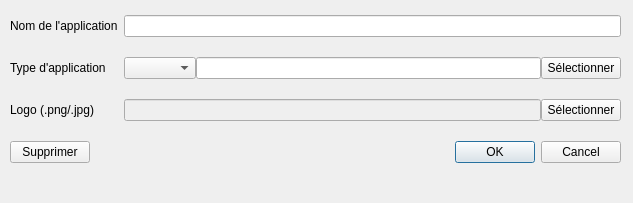
Above: dialogadditem.ui from SPSLTIC/app-directory before the change. Below: the same form after it.
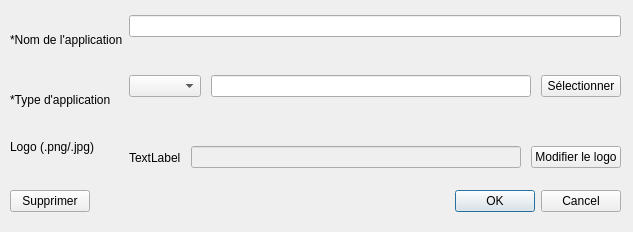
That is the form after the change.

```diff
--- a/dialogadditem.ui
+++ b/dialogadditem.ui
@@ -7,7 +7,7 @@
     <x>0</x>
     <y>0</y>
     <width>633</width>
-    <height>203</height>
+    <height>232</height>
    </rect>
   </property>
   <property name="sizePolicy">
@@ -25,7 +25,7 @@
      <x>10</x>
      <y>10</y>
      <width>611</width>
-     <height>181</height>
+     <height>211</height>
     </rect>
    </property>
    <layout class="QFormLayout" name="formLayout">
@@ -33,23 +33,45 @@
      <enum>QFormLayout::FieldGrowthPolicy::ExpandingFieldsGrow</enum>
     </property>
     <property name="verticalSpacing">
-     <number>20</number>
+     <number>10</number>
     </property>
     <property name="topMargin">
      <number>5</number>
     </property>
     <item row="0" column="0">
      <widget class="QLabel" name="label">
+      <property name="minimumSize">
+       <size>
+        <width>0</width>
+        <height>50</height>
+       </size>
+      </property>
       <property name="text">
-       <string>Nom de l'application</string>
+       <string>*Nom de l'application</string>
       </property>
      </widget>
     </item>
     <item row="0" column="1">
      <widget class="QLineEdit" name="lineEdit"/>
     </item>
+    <item row="1" column="0">
+     <widget class="QLabel" name="label_4">
+      <property name="minimumSize">
+       <size>
+        <width>0</width>
+        <height>50</height>
+       </size>
+      </property>
+      <property name="text">
+       <string>*Type d'application</string>
+      </property>
+     </widget>
+    </item>
     <item row="1" column="1">
      <layout class="QHBoxLayout" name="horizontalLayout">
+      <property name="spacing">
+       <number>10</number>
+      </property>
       <item>
        <widget class="QComboBox" name="comboBox_type">
         <property name="sizePolicy">
@@ -81,35 +103,63 @@
       </item>
      </layout>
     </item>
+    <item row="2" column="0">
+     <widget class="QLabel" name="label_3">
+      <property name="text">
+       <string>Logo (.png/.jpg)</string>
+      </property>
+     </widget>
+    </item>
     <item row="2" column="1">
      <layout class="QHBoxLayout" name="horizontalLayout_2">
+      <property name="spacing">
+       <number>10</number>
+      </property>
+      <property name="leftMargin">
+       <number>0</number>
+      </property>
+      <property name="rightMargin">
+       <number>0</number>
+      </property>
+      <item>
+       <widget class="QLabel" name="label_2">
+        <property name="minimumSize">
+         <size>
+          <width>45</width>
+          <height>45</height>
+         </size>
+        </property>
+        <property name="text">
+         <string>TextLabel</string>
+        </property>
+       </widget>
+      </item>
       <item>
        <widget class="QLineEdit" name="lineEdit_3">
         <property name="enabled">
          <bool>false</bool>
         </property>
+        <property name="inputMask">
+         <string/>
+        </property>
+        <property name="text">
+         <string/>
+        </property>
        </widget>
       </item>
       <item>
        <widget class="QPushButton" name="pushButton_3">
         <property name="text">
-         <string>Sélectionner</string>
+         <string>Modifier le logo</string>
         </property>
        </widget>
       </item>
      </layout>
     </item>
-    <item row="2" column="0">
-     <widget class="QLabel" name="label_3">
+    <item row="3" column="0">
+     <widget class="QPushButton" name="deleteButton">
       <property name="text">
-       <string>Logo (.png/.jpg)</string>
-      </property>
-     </widget>
-    </item>
-    <item row="1" column="0">
-     <widget class="QLabel" name="label_4">
-      <property name="text">
-       <string>Type d'application</string>
+       <string>Supprimer</string>
       </property>
      </widget>
     </item>
@@ -126,13 +176,6 @@
       </property>
      </widget>
     </item>
-    <item row="3" column="0">
-     <widget class="QPushButton" name="deleteButton">
-      <property name="text">
-       <string>Supprimer</string>
-      </property>
-     </widget>
-    </item>
    </layout>
   </widget>
  </widget>
```
